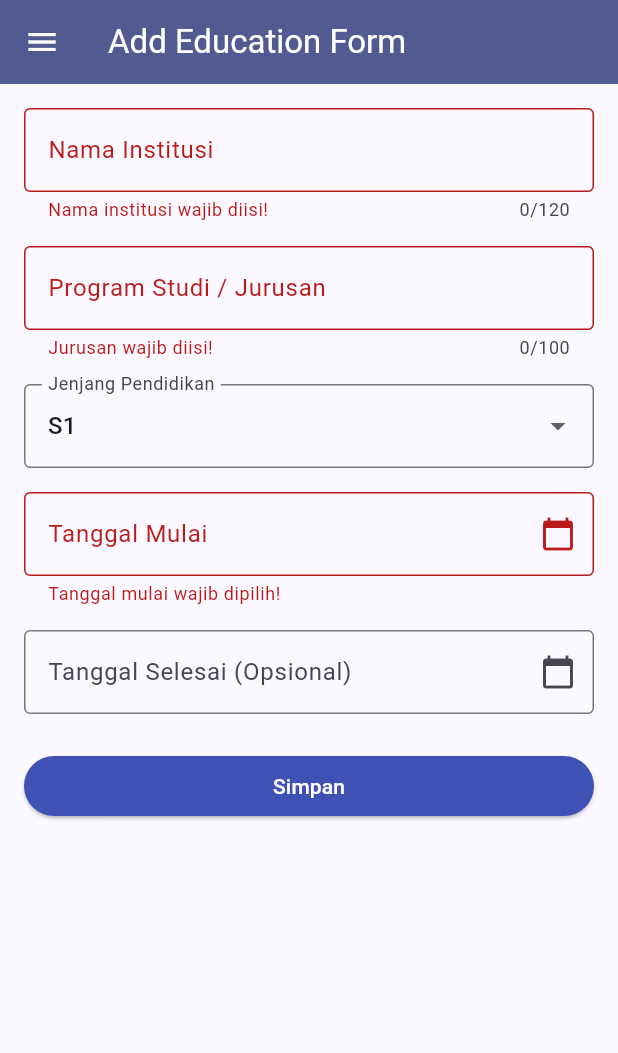
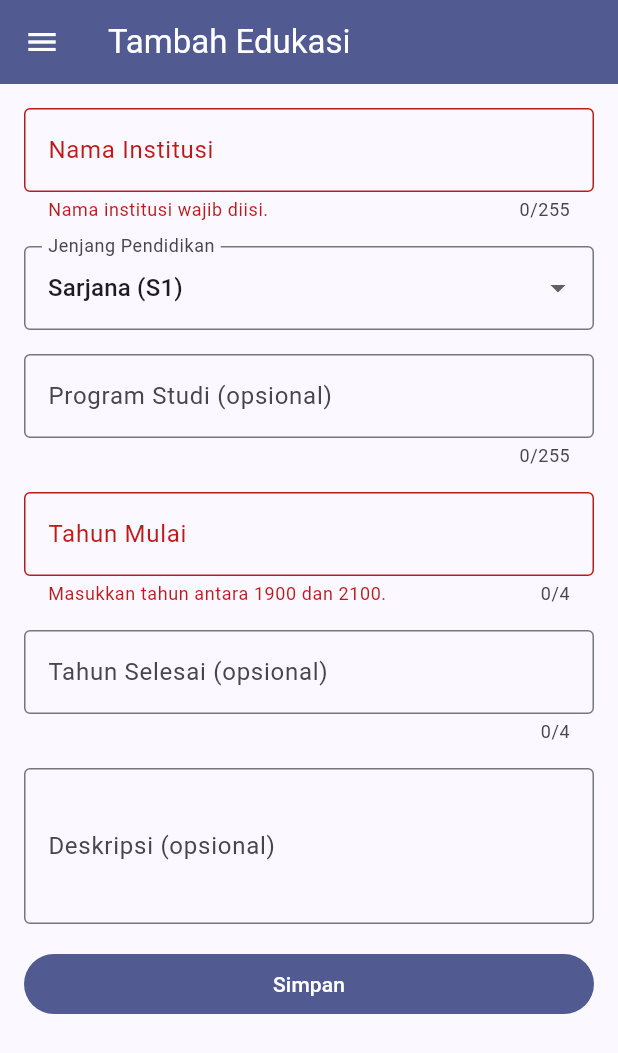
Before and after one commit to fayizmahardika-blip/myportofolio_mobile, a Flutter app: the EducationFormPage screen opened directly, after a tap on "Simpan", on a phone screen of 412 x 824 dp. Shown: the top 1053 px of the screen. Run offline on Flutter 3.47's test engine with Material 3 defaults, Android fonts, the phone set to English and light mode, and no system bars; our stand-ins replace material_ui; generated files the repository leaves out were written again; network calls fail.

Commit message:
feat: integrate Education REST API with authenticated Flutter forms

```diff
--- /dev/null
+++ b/lib/models/education.dart
@@ -0,0 +1,48 @@
+import 'package:json_annotation/json_annotation.dart';
+
+part 'education.g.dart';
+
+const educationLevels = {
+  'junior-high': 'SMP',
+  'senior-high': 'SMA',
+  'undergraduate': 'Sarjana (S1)',
+};
+
+@JsonSerializable(fieldRename: FieldRename.snake)
+class Education {
+  const Education({
+    this.id,
+    required this.institution,
+    required this.level,
+    this.fieldOfStudy = '',
+    required this.startYear,
+    this.endYear,
+    this.grade = '',
+    this.activities = '',
+    this.achievements = '',
+    this.description = '',
+    this.schoolImage,
+    this.schoolUrl,
+  });
+
+  @JsonKey(includeToJson: false)
+  final int? id;
+  final String institution;
+  final String level;
+  final String fieldOfStudy;
+  final int startYear;
+  final int? endYear;
+  final String grade;
+  final String activities;
+  final String achievements;
+  final String description;
+  final String? schoolImage;
+  final String? schoolUrl;
+
+  String get levelLabel => educationLevels[level] ?? level;
+  String get period => '$startYear – ${endYear ?? 'sekarang'}';
+
+  factory Education.fromJson(Map<String, dynamic> json) =>
+      _$EducationFromJson(json);
+  Map<String, dynamic> toJson() => _$EducationToJson(this);
+}
--- a/lib/screens/education_form.dart
+++ b/lib/screens/education_form.dart
@@ -1,5 +1,17 @@
 import 'package:material_ui/material_ui.dart';
+import 'package:myportofolio_mobile/models/education.dart';
+import 'package:myportofolio_mobile/services/api_client.dart';
+import 'package:myportofolio_mobile/services/auth_state.dart';
+import 'package:myportofolio_mobile/widgets/auth_guard.dart';
 import 'package:myportofolio_mobile/widgets/left_drawer.dart';
+import 'package:provider/provider.dart';
+
+Future<bool> openEducationForm(BuildContext context) async {
+  if (!await ensureLoggedIn(context) || !context.mounted) return false;
+  final saved = await Navigator.of(context)
+      .push<bool>(MaterialPageRoute(builder: (_) => const EducationFormPage()));
+  return saved ?? false;
+}
 
 class EducationFormPage extends StatefulWidget {
   const EducationFormPage({super.key});
@@ -10,97 +22,135 @@ class EducationFormPage extends StatefulWidget {
 
 class _EducationFormPageState extends State<EducationFormPage> {
   final _formKey = GlobalKey<FormState>();
+  final _institution = TextEditingController();
+  final _fieldOfStudy = TextEditingController();
+  final _startYear = TextEditingController();
+  final _endYear = TextEditingController();
+  final _description = TextEditingController();
+  String _level = 'undergraduate';
+  bool _saving = false;
 
-  final _institutionController = TextEditingController();
-  final _majorController = TextEditingController();
-  final _startController = TextEditingController();
-  final _endController = TextEditingController();
-
-  String _degree = 'S1';
-  DateTime? _startDate;
-  DateTime? _endDate;
-
-  static const _degrees = ['SMA', 'D3', 'S1', 'S2', 'S3'];
-
-  String _formatDate(DateTime date) {
-    final day = date.day.toString().padLeft(2, '0');
-    final month = date.month.toString().padLeft(2, '0');
-    return '$day/$month/${date.year}';
+  @override
+  void dispose() {
+    _institution.dispose();
+    _fieldOfStudy.dispose();
+    _startYear.dispose();
+    _endYear.dispose();
+    _description.dispose();
+    super.dispose();
   }
 
-  Future<void> _pickDate({required bool isStart}) async {
-    final selected = await showDatePicker(
-      context: context,
-      initialDate: isStart
-          ? (_startDate ?? DateTime.now())
-          : (_endDate ?? _startDate ?? DateTime.now()),
-      firstDate: DateTime(1950),
-      lastDate: DateTime(2100),
-    );
-
-    if (!mounted || selected == null) return;
-
-    setState(() {
-      if (isStart) {
-        _startDate = selected;
-        _startController.text = _formatDate(selected);
-      } else {
-        _endDate = selected;
-        _endController.text = _formatDate(selected);
-      }
-    });
-
-    _formKey.currentState?.validate();
+  void _showError(String text) {
+    ScaffoldMessenger.of(context).showSnackBar(SnackBar(content: Text(text)));
   }
 
-  void _saveEducation() {
-    if (!_formKey.currentState!.validate()) return;
+  Future<void> _saveEducation() async {
+    if (_saving || !_formKey.currentState!.validate()) return;
+    FocusScope.of(context).unfocus();
+    setState(() => _saving = true);
 
-    showDialog<void>(
+    try {
+      if (!await ensureLoggedIn(context) || !mounted) return;
+      final auth = context.read<AuthState>();
+      final token = auth.token;
+      if (token == null) return;
+      final education = Education(
+        institution: _institution.text.trim(),
+        level: _level,
+        fieldOfStudy: _fieldOfStudy.text.trim(),
+        startYear: int.parse(_startYear.text.trim()),
+        endYear: int.tryParse(_endYear.text.trim()),
+        description: _description.text.trim(),
+      );
+      Education saved;
+      try {
+        saved = await context.read<ApiClient>().createEducation(
+          education,
+          token: token,
+        );
+      } on ApiException catch (error) {
+        if (error.statusCode != 401) rethrow;
+        auth.clearExpiredToken(token);
+        if (!mounted) return;
+        _showError('Sesi berakhir. Login kembali, lalu tekan Simpan.');
+        await ensureLoggedIn(context);
+        if (mounted) {
+          ScaffoldMessenger.of(context).removeCurrentSnackBar();
+        }
+        return;
+      }
+      if (!mounted) return;
+      await showDialog<void>(
         context: context,
         builder: (dialogContext) => AlertDialog(
-        title: const Text('Data Edukasi'),
-        content: SingleChildScrollView(
-          child: Column(
-            mainAxisSize: MainAxisSize.min,
-            crossAxisAlignment: CrossAxisAlignment.start,
-            children: [
-              Text('Institusi: ${_institutionController.text.trim()}'),
-              Text('Jurusan: ${_majorController.text.trim()}'),
-              Text('Jenjang: $_degree'),
-              Text('Tanggal Mulai: ${_formatDate(_startDate!)}'),
-              Text(
-                'Tanggal Selesai: ${_endDate == null ? "Masih berlangsung" : _formatDate(_endDate!)}',
-              ),
-            ],
-          ),
-        ),
+          title: const Text('Edukasi tersimpan'),
+          content: Text('${saved.institution} (${saved.period})'),
           actions: [
             TextButton(
-            onPressed: () => Navigator.pop(dialogContext),
+              onPressed: () => Navigator.of(dialogContext).pop(),
               child: const Text('OK'),
             ),
           ],
         ),
       );
+      if (mounted) Navigator.of(context).pop(true);
+    } on ApiException catch (error) {
+      if (!mounted) return;
+      if (error.statusCode == 403) {
+        _showError('Hanya pemilik portofolio yang dapat menambah edukasi.');
+      } else {
+        _showError('Edukasi gagal disimpan (HTTP ${error.statusCode}).');
+      }
+    } catch (_) {
+      if (mounted) {
+        _showError('Koneksi ke Django gagal. Cek daftar sebelum mencoba lagi.');
+      }
+    } finally {
+      if (mounted) setState(() => _saving = false);
+    }
   }
 
-  @override
-  void dispose() {
-    _institutionController.dispose();
-    _majorController.dispose();
-    _startController.dispose();
-    _endController.dispose();
-    super.dispose();
+  String? _validateYear(String? value, {bool required = true}) {
+    final text = (value ?? '').trim();
+    if (text.isEmpty && !required) return null;
+    final year = int.tryParse(text);
+    if (year == null || year < 1900 || year > 2100) {
+      return 'Masukkan tahun antara 1900 dan 2100.';
     }
+    return null;
+  }
+
+  Widget _field(
+    TextEditingController controller,
+    String label, {
+    int? maxLength,
+    int maxLines = 1,
+    TextInputType? keyboardType,
+    String? Function(String?)? validator,
+  }) => Padding(
+    padding: const EdgeInsets.only(bottom: 16),
+    child: TextFormField(
+      controller: controller,
+      enabled: !_saving,
+      decoration: InputDecoration(
+        labelText: label,
+        border: const OutlineInputBorder(),
+      ),
+      maxLength: maxLength,
+      maxLines: maxLines,
+      keyboardType: keyboardType,
+      validator: validator,
+    ),
+  );
 
   @override
   Widget build(BuildContext context) {
+    final colors = Theme.of(context).colorScheme;
     return Scaffold(
       appBar: AppBar(
-        title: const Text('Add Education Form'),
-        backgroundColor: Theme.of(context).colorScheme.primary,
-        foregroundColor: Colors.white,
+        title: const Text('Tambah Edukasi'),
+        backgroundColor: colors.primary,
+        foregroundColor: colors.onPrimary,
       ),
       drawer: const LeftDrawer(),
       body: Form(
@@ -110,121 +160,72 @@ class _EducationFormPageState extends State<EducationFormPage> {
           child: Column(
             crossAxisAlignment: CrossAxisAlignment.stretch,
             children: [
-              TextFormField(
-                controller: _institutionController,
-                maxLength: 120,
+              _field(
+                _institution,
+                'Nama Institusi',
+                maxLength: 255,
+                validator: (value) {
+                  final text = (value ?? '').trim();
+                  if (text.isEmpty) return 'Nama institusi wajib diisi.';
+                  if (text.runes.length > 255) return 'Maksimal 255 karakter.';
+                  return null;
+                },
+              ),
+              DropdownButtonFormField<String>(
+                initialValue: _level,
                 decoration: const InputDecoration(
-                  labelText: 'Nama Institusi',
+                  labelText: 'Jenjang Pendidikan',
                   border: OutlineInputBorder(),
                 ),
+                items: [
+                  for (final option in educationLevels.entries)
+                    DropdownMenuItem(
+                      value: option.key,
+                      child: Text(option.value),
+                    ),
+                ],
+                onChanged: _saving
+                    ? null
+                    : (value) {
+                        if (value != null) setState(() => _level = value);
+                      },
+              ),
+              const SizedBox(height: 16),
+              _field(
+                _fieldOfStudy,
+                'Program Studi (opsional)',
+                maxLength: 255,
+                validator: (value) => (value ?? '').trim().runes.length > 255
+                    ? 'Maksimal 255 karakter.'
+                    : null,
+              ),
+              _field(
+                _startYear,
+                'Tahun Mulai',
+                maxLength: 4,
+                keyboardType: TextInputType.number,
+                validator: _validateYear,
+              ),
+              _field(
+                _endYear,
+                'Tahun Selesai (opsional)',
+                maxLength: 4,
+                keyboardType: TextInputType.number,
                 validator: (value) {
-                  if (value == null || value.trim().isEmpty) {
-                    return 'Nama institusi wajib diisi!';
+                  final error = _validateYear(value, required: false);
+                  if (error != null) return error;
+                  final end = int.tryParse((value ?? '').trim());
+                  final start = int.tryParse(_startYear.text.trim());
+                  if (end != null && start != null && end < start) {
+                    return 'Tahun selesai tidak boleh sebelum tahun mulai.';
                   }
                   return null;
                 },
               ),
-              const SizedBox(height: 16),
-
-              TextFormField(
-                controller: _majorController,
-                maxLength: 100,
-                decoration: const InputDecoration(
-                  labelText: 'Program Studi / Jurusan',
-                  border: OutlineInputBorder(),
-                ),
-                validator: (value) {
-                  if (value == null || value.trim().isEmpty) {
-                    return 'Jurusan wajib diisi!';
-                  }
-                  return null;
-                },
-              ),
-              const SizedBox(height: 16),
-
-              DropdownButtonFormField<String>(
-                initialValue: _degree,
-                decoration: const InputDecoration(
-                  labelText: 'Jenjang Pendidikan',
-                  border: OutlineInputBorder(),
-                ),
-                items: _degrees.map((degree) {
-                  return DropdownMenuItem(value: degree, child: Text(degree));
-                }).toList(),
-                onChanged: (value) {
-                  if (value != null) {
-                    setState(() => _degree = value);
-                  }
-                },
-                validator: (value) {
-                  if (value == null) {
-                    return 'Pilih jenjang pendidikan!';
-                  }
-                  return null;
-                },
-              ),
-              const SizedBox(height: 16),
-
-              TextFormField(
-                controller: _startController,
-                readOnly: true,
-                decoration: const InputDecoration(
-                  labelText: 'Tanggal Mulai',
-                  border: OutlineInputBorder(),
-                  suffixIcon: Icon(Icons.calendar_today),
-                ),
-                onTap: () {
-                  _pickDate(isStart: true);
-                },
-                validator: (_) {
-                  if (_startDate == null) {
-                    return 'Tanggal mulai wajib dipilih!';
-                  }
-                  return null;
-                },
-              ),
-              const SizedBox(height: 16),
-
-              TextFormField(
-                controller: _endController,
-                readOnly: true,
-                decoration: InputDecoration(
-                  labelText: 'Tanggal Selesai (Opsional)',
-                  border: const OutlineInputBorder(),
-                  suffixIcon: _endDate == null
-                      ? const Icon(Icons.calendar_today)
-                      : IconButton(
-                          icon: const Icon(Icons.clear),
-                          onPressed: () {
-                            setState(() {
-                              _endDate = null;
-                              _endController.clear();
-                            });
-                            _formKey.currentState?.validate();
-                          },
-                        ),
-                ),
-                onTap: () {
-                  _pickDate(isStart: false);
-                },
-                validator: (_) {
-                  if (_startDate != null &&
-                      _endDate != null &&
-                      _endDate!.isBefore(_startDate!)) {
-                    return 'Tanggal selesai tidak boleh sebelum tanggal mulai!';
-                  }
-                  return null;
-                },
-              ),
-              const SizedBox(height: 24),
-
-              ElevatedButton(
-                style: ElevatedButton.styleFrom(
-                  backgroundColor: Colors.indigo,
-                  foregroundColor: Colors.white,
-                ),
-                onPressed: _saveEducation,
-                child: const Text('Simpan'),
+              _field(_description, 'Deskripsi (opsional)', maxLines: 3),
+              FilledButton(
+                onPressed: _saving ? null : _saveEducation,
+                child: Text(_saving ? 'Menyimpan…' : 'Simpan'),
               ),
             ],
           ),
--- a/lib/screens/menu.dart
+++ b/lib/screens/menu.dart
@@ -15,6 +15,7 @@ class MyHomePage extends StatelessWidget {
     ItemHomepage("Tambah Proyek", Icons.add_circle, Colors.green),
     ItemHomepage("Logout", Icons.logout, Colors.red),
     ItemHomepage("Tambah Edukasi", Icons.school, Colors.purple),
+    ItemHomepage("Lihat Edukasi", Icons.school_outlined, Colors.indigo),
   ];
 
   @override
--- a/lib/services/auth_state.dart
+++ b/lib/services/auth_state.dart
@@ -11,6 +11,12 @@ class AuthState extends ChangeNotifier {
   String? get token => _token;
 
   bool get isLoggedIn => _token != null;
+
+  void clearExpiredToken(String expiredToken) {
+    if (_token != expiredToken) return;
+    _token = null;
+    notifyListeners();
+  }
 
   Future<void> login(String username, String password) async {
     _token = await _apiClient.obtainToken(username, password);
```
Also changed, not shown: lib/screens/education_detail_screen.dart (added, +101 -0 lines), lib/screens/education_list_screen.dart (added, +111 -0 lines), lib/services/api_client.dart (+57 -1 lines), lib/widgets/left_drawer.dart (+33 -9 lines), lib/widgets/project_card.dart (+10 -1 lines), 1 other file. Lines whose indentation alone changed are shown as unchanged.
